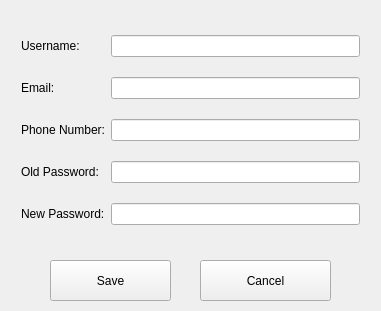
This is account_settings.ui in allenh1/timefuse-client as Qt 5 draws it before an edit. The edited form follows.
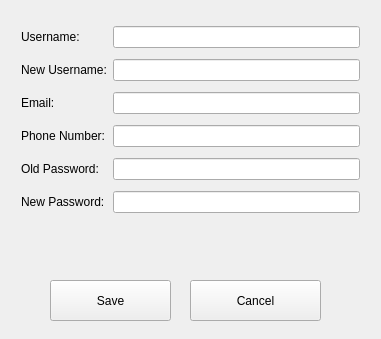
This is the edited form.

Commit message: updating account settings is fully working

```diff
--- a/account_settings.ui
+++ b/account_settings.ui
@@ -7,7 +7,7 @@
     <x>0</x>
     <y>0</y>
     <width>381</width>
-    <height>311</height>
+    <height>339</height>
    </rect>
   </property>
   <property name="windowTitle">
@@ -19,7 +19,7 @@
      <x>10</x>
      <y>10</y>
      <width>361</width>
-     <height>241</height>
+     <height>221</height>
     </rect>
    </property>
    <layout class="QGridLayout" name="gridLayout">
@@ -30,28 +30,35 @@
       </property>
      </widget>
     </item>
-    <item row="1" column="0">
+	<item row="1" column="0">
+     <widget class="QLabel" name="label">
+      <property name="text">
+       <string>New Username:</string>
+      </property>
+     </widget>
+    </item>
+    <item row="2" column="0">
      <widget class="QLabel" name="label_2">
       <property name="text">
        <string>Email:</string>
       </property>
      </widget>
     </item>
-    <item row="3" column="0">
-     <widget class="QLabel" name="label_4">
-      <property name="text">
-       <string>Old Password:</string>
-      </property>
-     </widget>
-    </item>
     <item row="4" column="0">
      <widget class="QLabel" name="label_4">
       <property name="text">
+       <string>Old Password:</string>
+      </property>
+     </widget>
+    </item>
+    <item row="5" column="0">
+     <widget class="QLabel" name="label_4">
+      <property name="text">
        <string>New Password:</string>
       </property>
      </widget>
     </item>
-    <item row="2" column="0">
+    <item row="3" column="0">
      <widget class="QLabel" name="label_3">
       <property name="text">
        <string>Phone Number:</string>
@@ -61,16 +68,19 @@
     <item row="0" column="1">
      <widget class="QLineEdit" name="username_input"/>
     </item>
-    <item row="1" column="1">
-     <widget class="QLineEdit" name="email_input"/>
+	<item row="1" column="1">
+     <widget class="QLineEdit" name="new_username_input"/>
     </item>
     <item row="2" column="1">
-     <widget class="QLineEdit" name="phone_input"/>
+     <widget class="QLineEdit" name="email_input"/>
     </item>
     <item row="3" column="1">
-     <widget class="QLineEdit" name="old_password_input"/>
+     <widget class="QLineEdit" name="phone_input"/>
     </item>
     <item row="4" column="1">
+     <widget class="QLineEdit" name="old_password_input"/>
+    </item>
+    <item row="5" column="1">
      <widget class="QLineEdit" name="new_password_input"/>
     </item>
    </layout>
@@ -79,7 +89,7 @@
    <property name="geometry">
     <rect>
      <x>50</x>
-     <y>260</y>
+     <y>280</y>
      <width>121</width>
      <height>41</height>
     </rect>
@@ -91,8 +101,8 @@
   <widget class="QPushButton" name="cancel_button">
    <property name="geometry">
     <rect>
-     <x>200</x>
-     <y>260</y>
+     <x>190</x>
+     <y>280</y>
      <width>131</width>
      <height>41</height>
     </rect>
```
The commit also changes 2 other files.
